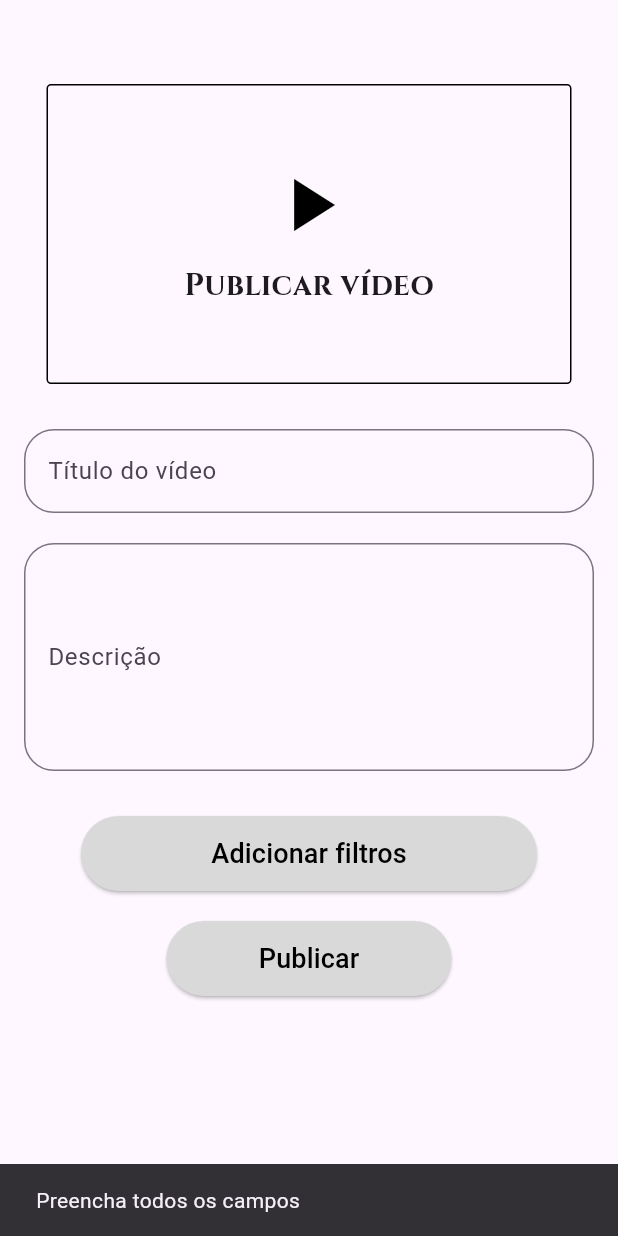
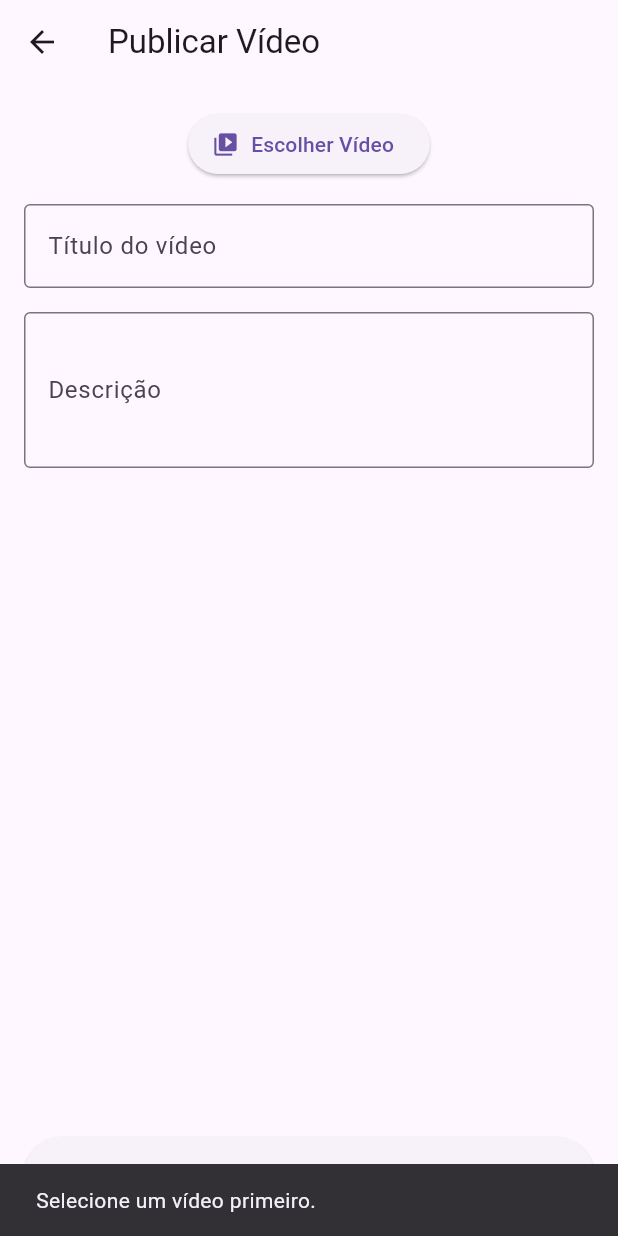
Before and after one commit to fernandofcs123/app_cookbook, a Flutter app: the PublicarPage screen opened directly, after a tap on "Publicar", on a phone screen of 412 x 824 dp. Run offline on Flutter 3.47's test engine with Material 3 defaults, Android fonts, the light colour scheme and no system bars; our stand-ins replace cloud_firestore, file_picker, firebase_auth, firebase_core, firebase_storage, google_fonts and 4 more; missing offline and left inert: validatorless; accounts and stored records are empty.

Commit message:
Upload de vídeos funcionando, videos com nome de usuario que postou

```diff
--- a/lib/main.dart
+++ b/lib/main.dart
@@ -1,7 +1,4 @@
 import 'package:app_cookbook/app_cookbook.dart';
-import 'package:app_cookbook/modules/home/home_page.dart';
-import 'package:app_cookbook/modules/login/login_page.dart';
-import 'package:firebase_auth/firebase_auth.dart';
 import 'package:firebase_core/firebase_core.dart';
 import 'package:flutter/material.dart';
 import 'firebase_options.dart';
--- a/lib/models/video_model.dart
+++ b/lib/models/video_model.dart
@@ -9,6 +9,7 @@ class VideoModel {
   final int shares;
   final String uid;
   final String descricao;
+  final String videoUrl;
   final DateTime data;     // melhor usar DateTime aqui
 
   VideoModel({
@@ -21,6 +22,7 @@ class VideoModel {
     required this.uid,
     required this.descricao,
     required this.data,
+    required this.videoUrl,
   });
 
   factory VideoModel.fromMap(Map<String, dynamic> map) {
@@ -34,6 +36,7 @@ class VideoModel {
       uid        : map['uid']          as String? ?? '',
       descricao  : map['descricao']    as String? ?? '',
       data       : (map['data']        as Timestamp).toDate(),
+      videoUrl: map['videoUrl']  as String? ?? '',
     );
   }
 }
--- a/lib/modules/home/publicar_page/publicar_page.dart
+++ b/lib/modules/home/publicar_page/publicar_page.dart
@@ -1,158 +1,196 @@
+import 'dart:io'         show File;
+import 'dart:typed_data';
+import 'package:flutter/foundation.dart' show kIsWeb;
+import 'package:flutter/material.dart';
 import 'package:firebase_auth/firebase_auth.dart';
-import 'package:flutter/material.dart';
-import 'package:google_fonts/google_fonts.dart';
+import 'package:firebase_storage/firebase_storage.dart';
 import 'package:cloud_firestore/cloud_firestore.dart';
+import 'package:file_picker/file_picker.dart';
+import 'package:permission_handler/permission_handler.dart';
 
 class PublicarPage extends StatefulWidget {
-  const PublicarPage({super.key});
+  const PublicarPage({Key? key}) : super(key: key);
 
   @override
   State<PublicarPage> createState() => _PublicarPageState();
 }
 
 class _PublicarPageState extends State<PublicarPage> {
-  final TextEditingController tituloController = TextEditingController();
-  final TextEditingController descricaoController = TextEditingController();
+  final tituloController = TextEditingController();
+  final descricaoController = TextEditingController();
 
-  Future<void> publicarVideo() async {
+  // No mobile: File; no web: bytes
+  File? _videoFile;
+  Uint8List? _videoBytes;
+  String? _videoName;
+
+  bool _isUploading = false;
+
+  Future<void> _pickVideo() async {
+    // Mobile: pedir permissão
+    if (!kIsWeb) {
+      final status = await Permission.storage.request();
+      if (!status.isGranted) {
+        ScaffoldMessenger.of(context).showSnackBar(
+          const SnackBar(content: Text("Permissão de armazenamento negada.")),
+        );
+        return;
+      }
+    }
+
+    final result = await FilePicker.platform.pickFiles(
+      type: FileType.video,
+      allowMultiple: false,
+      withData: kIsWeb,           // pega bytes no web
+    );
+
+    if (result == null) return;
+
+    final file = result.files.single;
+    setState(() {
+      _videoName = file.name;
+      if (kIsWeb) {
+        _videoBytes = file.bytes;
+        _videoFile = null;
+      } else {
+        _videoFile = File(file.path!);
+        _videoBytes = null;
+      }
+    });
+  }
+
+  Future<void> _uploadAndSave() async {
+    final user = FirebaseAuth.instance.currentUser;
     final titulo = tituloController.text.trim();
     final descricao = descricaoController.text.trim();
-    final user = FirebaseAuth.instance.currentUser;
 
-
+    if (_videoFile == null && _videoBytes == null) {
+      ScaffoldMessenger.of(context).showSnackBar(
+        const SnackBar(content: Text("Selecione um vídeo primeiro.")),
+      );
+      return;
+    }
     if (titulo.isEmpty || descricao.isEmpty) {
       ScaffoldMessenger.of(context).showSnackBar(
-        const SnackBar(content: Text("Preencha todos os campos"))
+        const SnackBar(content: Text("Preencha título e descrição.")),
+      );
+      return;
+    }
+    if (user == null) {
+      ScaffoldMessenger.of(context).showSnackBar(
+        const SnackBar(content: Text("Usuário não autenticado.")),
       );
       return;
     }
 
-    if (user == null ){
-      ScaffoldMessenger.of(context).showSnackBar(
-        const SnackBar(content: Text("Usuário não autenticado"))
+    setState(() => _isUploading = true);
+
+    try {
+      final fileName = '${DateTime.now().millisecondsSinceEpoch}_${_videoName ?? 'video.mp4'}';
+      final storageRef = FirebaseStorage.instance
+          .ref()
+          .child('videos/${user.uid}/$fileName');
+
+      late TaskSnapshot uploadTask;
+
+      if (kIsWeb) {
+        // Web: envia bytes
+        uploadTask = await storageRef.putData(
+          _videoBytes!,
+          SettableMetadata(contentType: 'video/mp4'),
         );
-      return;
+      } else {
+        // Mobile: envia File
+        uploadTask = await storageRef.putFile(_videoFile!);
       }
-    try {
+
+      final videoUrl = await uploadTask.ref.getDownloadURL();
+
+      final userDoc = await FirebaseFirestore.instance
+        .collection('usuarios')
+        .doc(user.uid)
+        .get();
+
+      final nomeUsuario = userDoc.data()?['nome'] ?? 'Usuário';
+
+      // Salva metadados no Firestore
       await FirebaseFirestore.instance.collection('videos').add({
-      'titulo': titulo,
-      'descricao': descricao,
-      'data': Timestamp.now(),
-      'uid': user.uid,
-      'username': user.displayName ?? 'Usuário',
+        'uid'         : user.uid,
+        'username'    : nomeUsuario,
         'profileImage': user.photoURL ?? '',
-      'likes': 0,
-      'comments': 0,
-      'shares': 0,
+        'titulo'      : titulo,
+        'descricao'   : descricao,
+        'data'        : FieldValue.serverTimestamp(),
+        'likes'       : 0,
+        'comments'    : 0,
+        'shares'      : 0,
+        'videoUrl'    : videoUrl,
       });
 
       ScaffoldMessenger.of(context).showSnackBar(
-        const SnackBar(content: Text("Publicado com sucesso!"))
+        const SnackBar(content: Text("Publicado com sucesso!")),
       );
-
+      // limpa seleção
+      setState(() {
+        _videoFile = null;
+        _videoBytes = null;
+        _videoName = null;
+      });
       tituloController.clear();
       descricaoController.clear();
-    } catch (err) {
+
+    } catch (e) {
       ScaffoldMessenger.of(context).showSnackBar(
-        SnackBar(content: Text("Erro ao publicar: $err")),
+        SnackBar(content: Text("Erro ao publicar: $e")),
       );
+    } finally {
+      setState(() => _isUploading = false);
     }
-
   }
 
   @override
   Widget build(BuildContext context) {
     return Scaffold(
+      appBar: AppBar(title: const Text('Publicar Vídeo')),
       body: Padding(
         padding: const EdgeInsets.all(16.0),
         child: Column(
-          crossAxisAlignment: CrossAxisAlignment.start,
           children: [
-            const SizedBox(height: 40),
-            Center(
-              child: Container(
-                width: 350,
-                height: 200,
-                decoration: BoxDecoration(
-                  border: Border.all(color: Colors.black),
-                  borderRadius: BorderRadius.circular(3),
+            ElevatedButton.icon(
+              onPressed: _pickVideo,
+              icon: const Icon(Icons.video_library),
+              label: const Text('Escolher Vídeo'),
             ),
-                child: Column(
-                  mainAxisAlignment: MainAxisAlignment.center,
-                  children: [
-                    const Icon(Icons.play_arrow, size: 60, color: Colors.black),
-                    const SizedBox(height: 10),
-                    Text(
-                      "Publicar vídeo",
-                      style: GoogleFonts.cinzel(
-                        fontSize: 20,
-                        fontWeight: FontWeight.bold,
-                      ),
-                    )
+            if (_videoName != null) ...[
+              const SizedBox(height: 8),
+              Text('Selecionado: $_videoName'),
             ],
+            const SizedBox(height: 16),
+            TextField(
+              controller: tituloController,
+              decoration: const InputDecoration(
+                labelText: 'Título do vídeo',
+                border: OutlineInputBorder(),
               ),
             ),
-            ),
-            const SizedBox(height: 30),
-            TextField(
-              controller: tituloController,
-              decoration: InputDecoration(
-                labelText: 'Título do vídeo',
-                border: OutlineInputBorder(
-                  borderRadius: BorderRadius.circular(20),
-                ),
-
-
-              ),
-            ),
-            const SizedBox(height: 20),
-            // Campo de texto "descrição"
+            const SizedBox(height: 16),
             TextField(
               controller: descricaoController,
-              decoration: InputDecoration(
+              decoration: const InputDecoration(
                 labelText: 'Descrição',
-                border: OutlineInputBorder(
-                  borderRadius: BorderRadius.circular(20),
+                border: OutlineInputBorder(),
               ),
+              maxLines: 3,
             ),
-              maxLines: 5, // Permite várias linhas para descrição
-            ),
-            const SizedBox(height: 30),
-            // Botão "Adicionar Filtros"
-            Align(
-              alignment: Alignment.center,
-              child: FractionallySizedBox(
-                widthFactor: 0.8,
+            const Spacer(),
+            SizedBox(
+              width: double.infinity,
+              height: 50,
               child: ElevatedButton(
-
-                  onPressed: () {
-                    // Ação do botão
-                    ScaffoldMessenger.of(context).showSnackBar(
-                      const SnackBar(content: Text('Adicionar filtros clicado!')),
-                    );
-                  },
-                  style: ElevatedButton.styleFrom(
-                    backgroundColor: Color(0xFFD9D9D9),
-                    minimumSize: const Size(double.infinity, 50), // Tamanho maior
-                  ),
-                  child: const Text('Adicionar filtros', style: TextStyle(color: Colors.black, fontSize: 18)),
-                ),
-              ),
-            ),
-            const SizedBox(height: 20),
-            // Botão "Publicar" na parte inferior
-            Align(
-              alignment: Alignment.center,
-              child: FractionallySizedBox(
-                widthFactor: 0.5,
-                child: ElevatedButton(
-                  onPressed: publicarVideo,
-                  style: ElevatedButton.styleFrom(
-                    backgroundColor: Color(0xFFD9D9D9),
-                    minimumSize: const Size(double.infinity, 50), // Tamanho maior
-                  ),
-                  child: const Text('Publicar', style: TextStyle(color: Colors.black, fontSize: 18)),
-                ),
+                onPressed: _isUploading ? null : _uploadAndSave,
+                child: _isUploading
+                  ? const CircularProgressIndicator(color: Colors.white)
+                  : const Text('Publicar'),
               ),
             ),
           ],
--- a/pubspec.yaml
+++ b/pubspec.yaml
@@ -42,6 +42,10 @@ dependencies:
   image_picker: ^1.1.0
   cloud_firestore: ^5.6.7
   firebase_auth: ^5.5.3
+  file_picker: ^6.1.1
+  path: ^1.9.0
+  video_player: ^2.6.1
+  permission_handler: ^10.4.0
 
 dev_dependencies:
   flutter_test:
```
Also changed, not shown: lib/modules/home/video_feed_page/video_feed_page.dart (+15 -1 lines), lib/modules/home/video_page/video_detail_page.dart (added, +133 -0 lines), lib/services/storage_service.dart (+41 -0 lines), pubspec.lock, 4 other files. Lines whose indentation alone changed are shown as unchanged.
